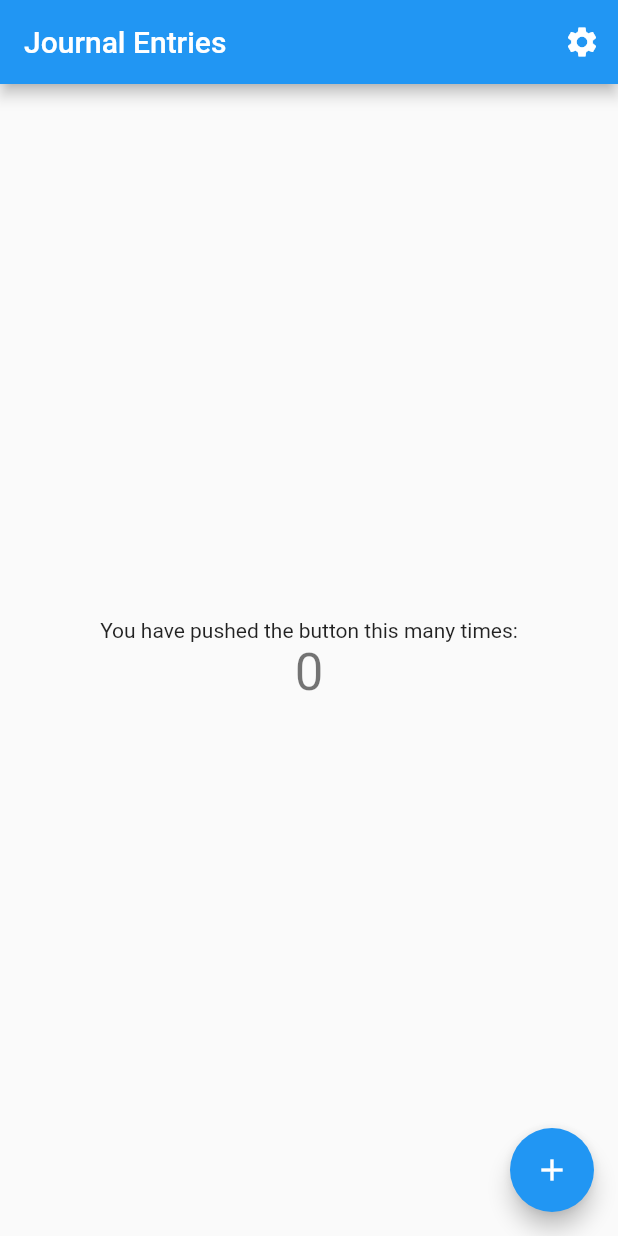
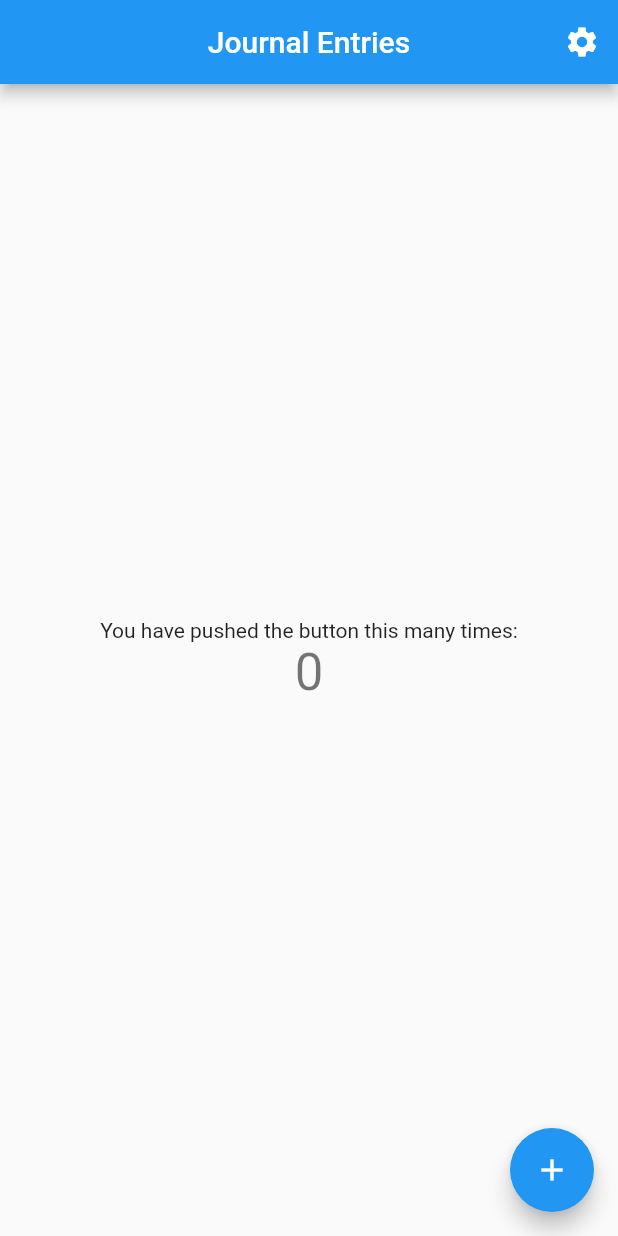
Before and after one commit to Joshpnguyen/Dart-Journal, a Flutter app: the screen it shows after launch, on a phone screen of 412 x 824 dp. Run offline on Flutter 3.47's test engine with Material 2 defaults, Android fonts, the phone set to English and light mode, and no system bars; our stand-ins replace shared_preferences.

```diff
--- a/lib/src/app.dart
+++ b/lib/src/app.dart
@@ -1,18 +1,31 @@
 import 'package:flutter/material.dart';
 import 'package:dart_journal/src_export.dart';
 
-class MyApp extends StatelessWidget {
+bool darkMode = false; // false = light mode, true = dark mode
+
+class MyApp extends StatefulWidget {
   // This widget is the root of your application.
+
+  @override
+  _MyAppState createState() => _MyAppState();
+}
+
+class _MyAppState extends State<MyApp> {
   @override
   Widget build(BuildContext context) {
     return MaterialApp(
       title: 'Flutter Demo',
-      themeMode: ThemeMode.system,
+      darkTheme: ThemeData.dark(),
+      themeMode: darkMode ? ThemeMode.dark : ThemeMode.light,
       theme: ThemeData(
         primarySwatch: Colors.blue,
       ),
       home: MyHomePage(title: 'Journal Entries'),
     );
+  }
+
+  void changeTheme() {
+    setState(() {});
   }
 }
 
@@ -38,6 +51,7 @@ class _MyHomePageState extends State<MyHomePage> {
   Widget build(BuildContext context) {
     return Scaffold(
       appBar: AppBar(
+        centerTitle: true,
         title: Text(widget.title),
         actions: [
           Builder(
@@ -64,10 +78,18 @@ class _MyHomePageState extends State<MyHomePage> {
         ),
       ),
       floatingActionButton: FloatingActionButton(
-        onPressed: _incrementCounter,
+        onPressed: () {
+          displayAddEntry(context);
+        },
         tooltip: 'Increment',
         child: Icon(Icons.add),
       ),
     );
   }
+
+  // go to Add Entry screen
+  void displayAddEntry(BuildContext context) {
+    Navigator.push(
+        context, MaterialPageRoute(builder: (context) => AddEntry()));
+  }
 }
--- a/lib/src_export.dart
+++ b/lib/src_export.dart
@@ -1,4 +1,5 @@
+export 'package:shared_preferences/shared_preferences.dart';
 export 'src/app.dart';
 export 'src/welcome_screen.dart';
-export 'src/app.dart';
 export 'src/drawer.dart';
+export 'src/add_entry.dart';
--- a/pubspec.yaml
+++ b/pubspec.yaml
@@ -11,6 +11,7 @@ environment:
 dependencies:
   flutter:
     sdk: flutter
+  shared_preferences: ^2.0.6
 
 
   # The following adds the Cupertino Icons font to your application.
```
Also changed, not shown: lib/src/add_entry.dart (+24 -0 lines), lib/src/drawer.dart (+3 -4 lines), pubspec.lock.
